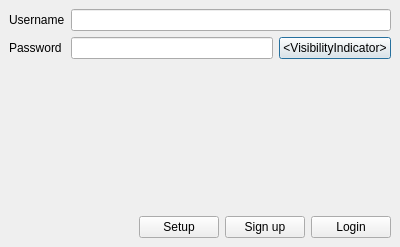
Qt form app/views/templates/generated/Login.ui (rondalefloyd/mts-pos) before a commit.
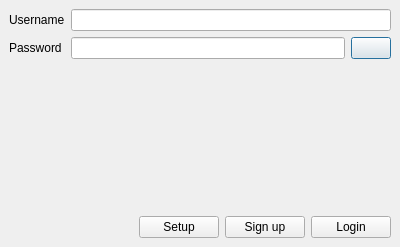
The same form after that commit.

```diff
--- a/app/views/templates/generated/Login.ui
+++ b/app/views/templates/generated/Login.ui
@@ -82,7 +82,7 @@
             </sizepolicy>
            </property>
            <property name="text">
-            <string>&lt;VisibilityIndicator&gt;</string>
+            <string/>
            </property>
            <property name="checkable">
             <bool>true</bool>
```
